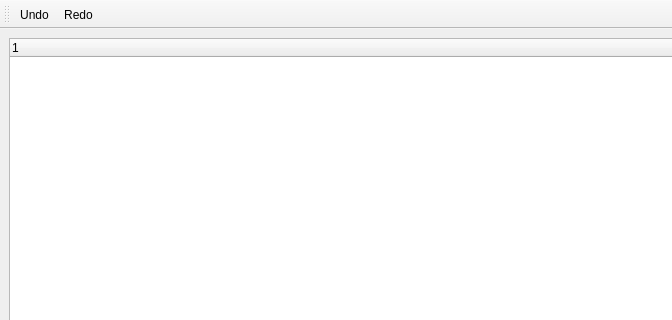
OpenSCAP/scap-workbench, file ui/TailoringWindow.ui: the form before one commit; both pictures show x 0 to 672 and y 0 to 320 of the 849 by 727 pixel window.
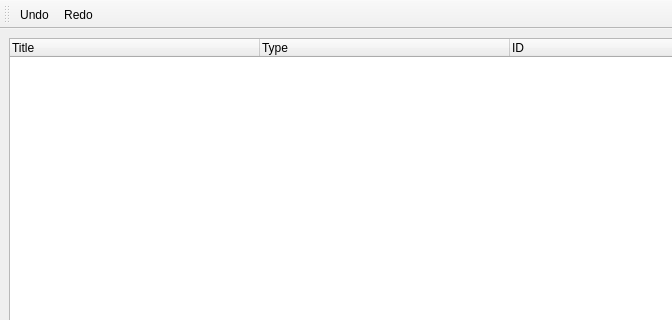
The form after the commit.

Commit message: Show type and ID for each XCCDF item in the tailoring window

The edit to the form file:
```diff
--- a/ui/TailoringWindow.ui
+++ b/ui/TailoringWindow.ui
@@ -20,9 +20,22 @@
    <layout class="QVBoxLayout" name="verticalLayout">
     <item>
      <widget class="QTreeWidget" name="itemsTree">
+      <attribute name="headerDefaultSectionSize">
+       <number>250</number>
+      </attribute>
       <column>
        <property name="text">
-        <string notr="true">1</string>
+        <string>Title</string>
+       </property>
+      </column>
+      <column>
+       <property name="text">
+        <string>Type</string>
+       </property>
+      </column>
+      <column>
+       <property name="text">
+        <string>ID</string>
        </property>
       </column>
      </widget>
```
The commit also changes 1 other file.
